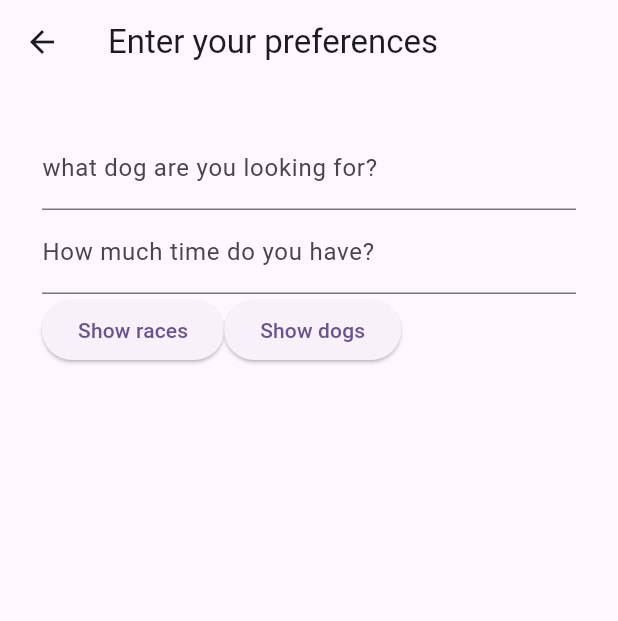
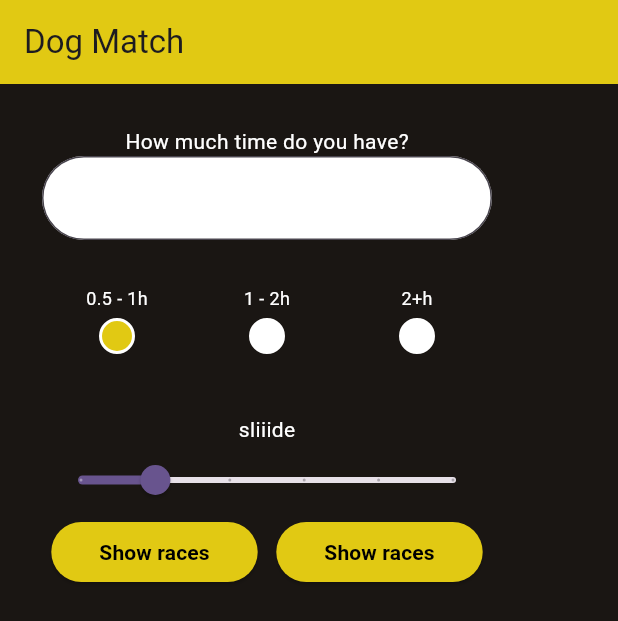
Before and after one commit to patrick-bedkowski/DogMatch-ZPDS, a Flutter app: the screen it shows after launch, after a tap on "Looking for a dog", on a phone screen of 412 x 824 dp. Shown: the top 621 px of the screen. Run offline on Flutter 3.47's test engine with Material 3 defaults, Android fonts, the phone set to English and light mode, and no system bars.

Commit message:
initial design

```diff
--- a/FE/dog_match/lib/main.dart
+++ b/FE/dog_match/lib/main.dart
@@ -13,10 +13,21 @@ class MyApp extends StatelessWidget {
     return MaterialApp(
       title: 'Flutter Demo',
       theme: ThemeData(
+        appBarTheme:
+            AppBarTheme(backgroundColor: Color.fromARGB(255, 225, 201, 19)),
         colorScheme: ColorScheme.fromSeed(seedColor: Colors.deepPurple),
+        primaryColor: Color.fromARGB(255, 225, 201, 19),
+        scaffoldBackgroundColor: Color.fromARGB(255, 26, 22, 19),
+        buttonTheme: ButtonThemeData(
+            colorScheme: ColorScheme.fromSeed(seedColor: Colors.amber)),
         useMaterial3: true,
+        textTheme: const TextTheme(
+          // displayMedium: TextStyle(color: Color.fromARGB(255, 26, 22, 19)),
+          labelSmall: TextStyle(color: Colors.white),
+          bodyMedium: TextStyle(color: Colors.white),
+        ),
       ),
-      home: const MainScreenPage(title: 'Flutter Demo Home Page'),
+      home: const MainScreenPage(title: 'Dog Match Home Page'),
     );
   }
 }
--- a/FE/dog_match/lib/screens/giving_up_form.dart
+++ b/FE/dog_match/lib/screens/giving_up_form.dart
@@ -14,6 +14,7 @@ class _GivingUpFormPageState extends State<GivingUpFormPage> {
     return Scaffold(
       appBar: AppBar(
         title: Text("Describe your dog"),
+        automaticallyImplyLeading: false,
       ),
       body: Form(
         child: Padding(
--- a/FE/dog_match/lib/screens/looking_form.dart
+++ b/FE/dog_match/lib/screens/looking_form.dart
@@ -1,59 +1,117 @@
 import 'package:dog_match/screens/recommended_dogs.dart';
+import 'package:dog_match/utils/widgets/primary_button.dart';
+import 'package:dog_match/utils/widgets/radio_input.dart';
+import 'package:dog_match/utils/widgets/slider.dart';
+import 'package:dog_match/utils/widgets/text_input.dart';
 import 'package:flutter/material.dart';
 
 class LookingFormPage extends StatefulWidget {
-  const LookingFormPage({super.key});
+  LookingFormPage({super.key});
 
   @override
   State<LookingFormPage> createState() => _LookingFormPageState();
 }
 
+enum time { low, medium, high }
+
 class _LookingFormPageState extends State<LookingFormPage> {
+  final labels = ["0.5 - 1h", "1 - 2h", "2+h"];
+  final timeValues = [time.low, time.medium, time.high];
+  time? selectedTime = time.low;
+  String _enteredText = "";
+  double _currentSliderValue = 20;
+
+  final _formKey = GlobalKey<FormState>();
   @override
   Widget build(BuildContext context) {
     return Scaffold(
       appBar: AppBar(
-        title: Text("Enter your preferences"),
+        title: Text("Dog Match"),
+        automaticallyImplyLeading: false,
       ),
       body: Form(
+        key: _formKey,
         child: Padding(
           padding: const EdgeInsets.all(28.0),
+          child: Container(
+            width: 300,
             child: Column(
               children: [
-              TextFormField(
-                decoration: InputDecoration(
-                    label: Text("what dog are you looking for?")),
+                TextInput(
+                  onSave: (val) {
+                    setState(() {
+                      _enteredText = val!;
+                    });
+                  },
+                  validate: (value) {
+                    if (value == null ||
+                        value.isEmpty ||
+                        value.trim().length <= 1 ||
+                        value.trim().length > 50) {
+                      return "Must be between 1 and 50 characters";
+                    }
+                    return null;
+                  },
                 ),
-              TextFormField(
-                decoration:
-                    InputDecoration(label: Text("How much time do you have?")),
+                SizedBox(
+                  height: 30,
                 ),
+                radioInput<time>(
+                    values: timeValues,
+                    gruopValue: selectedTime,
+                    labels: labels,
+                    onChange: (val) {
+                      setState(() {
+                        selectedTime = val;
+                      });
+                    }),
+                SizedBox(
+                  height: 30,
+                ),
+                SizedBox(
+                  height: 10,
+                ),
+                SliderInput(
+                    currentValue: _currentSliderValue,
+                    onChange: (double value) {
+                      setState(() {
+                        _currentSliderValue = value;
+                      });
+                    }),
                 Row(
+                  mainAxisAlignment: MainAxisAlignment.spaceAround,
                   children: [
-                  ElevatedButton(
-                      onPressed: () {
+                    primaryButton(
+                      text: "Show races",
+                      onPress: () {
+                        if (_formKey.currentState!.validate()) {
                           Navigator.of(context).push(
                             MaterialPageRoute(
                                 builder: (BuildContext context) =>
                                     const RecommendedDogsPage()),
                           );
+                        }
                       },
-                      child: Text("Show races")),
-                  ElevatedButton(
-                      onPressed: () {
+                    ),
+                    primaryButton(
+                      text: "Show dogs",
+                      onPress: () {
+                        if (_formKey.currentState!.validate()) {
                           Navigator.of(context).push(
                             MaterialPageRoute(
                                 builder: (BuildContext context) =>
                                     const RecommendedDogsPage()),
                           );
+                        }
                       },
-                      child: Text("Show dogs")),
+                    ),
                   ],
                 ),
               ],
             ),
           ),
         ),
+      ),
     );
   }
 }
--- a/FE/dog_match/lib/screens/main_screen.dart
+++ b/FE/dog_match/lib/screens/main_screen.dart
@@ -24,7 +24,6 @@ class _MainScreenPageState extends State<MainScreenPage> {
   Widget build(BuildContext context) {
     return Scaffold(
       appBar: AppBar(
-        backgroundColor: Theme.of(context).colorScheme.inversePrimary,
         title: Text(widget.title),
       ),
       body: Center(
@@ -46,7 +45,7 @@ class _MainScreenPageState extends State<MainScreenPage> {
                       Navigator.of(context).push(
                         MaterialPageRoute(
                             builder: (BuildContext context) =>
-                                const LookingFormPage()),
+                                LookingFormPage()),
                       );
                     },
                     child: Text("Looking for a dog")),
--- a/FE/dog_match/lib/screens/my_dogs.dart
+++ b/FE/dog_match/lib/screens/my_dogs.dart
@@ -27,7 +27,7 @@ class MyDogsPage extends StatelessWidget {
                         builder: (BuildContext context) => const ShowDogPage()),
                   );
                 },
-                child: Text("Dog 1"))
+                child: Text("Dog 2"))
           ],
         ));
   }
--- /dev/null
+++ b/FE/dog_match/lib/utils/widgets/primary_button.dart
@@ -0,0 +1,23 @@
+import 'package:flutter/material.dart';
+
+class primaryButton extends StatelessWidget {
+  primaryButton({super.key, required this.text, required this.onPress});
+
+  String text;
+  void Function() onPress;
+
+  @override
+  Widget build(BuildContext context) {
+    return ElevatedButton(
+        onPressed: onPress,
+        style: ElevatedButton.styleFrom(
+            backgroundColor: Theme.of(context).primaryColor),
+        child: const Padding(
+          padding: EdgeInsets.symmetric(horizontal: 8.0, vertical: 10.0),
+          child: Text(
+            "Show races",
+            style: TextStyle(color: Colors.black, fontWeight: FontWeight.bold),
+          ),
+        ));
+  }
+}
--- /dev/null
+++ b/FE/dog_match/lib/utils/widgets/radio_input.dart
@@ -0,0 +1,59 @@
+import 'package:flutter/material.dart';
+import 'package:flutter/widgets.dart';
+
+class radioInput<T> extends StatelessWidget {
+  radioInput(
+      {super.key,
+      required this.values,
+      required this.gruopValue,
+      required this.labels,
+      required this.onChange});
+
+  final List<T> values;
+  final T? gruopValue;
+  final List<String> labels;
+  void Function(T?) onChange;
+
+  @override
+  Widget build(BuildContext context) {
+    return Row(
+      mainAxisSize: MainAxisSize.min,
+      children: [
+        for (var i = 0; i < values.length; i++)
+          Container(
+            width: 100,
+            child: Column(children: [
+              Text(
+                labels[i],
+                style: TextStyle(
+                    fontSize: 12,
+                    color: Theme.of(context).textTheme.labelSmall!.color),
+              ),
+              SizedBox(
+                height: 5,
+              ),
+              GestureDetector(
+                onTap: () {
+                  onChange(values[i]);
+                },
+                child: Container(
+                  width: 24,
+                  height: 24,
+                  decoration: BoxDecoration(
+                    shape: BoxShape.circle,
+                    color: gruopValue == values[i]
+                        ? Theme.of(context).primaryColor
+                        : Colors.white,
+                    border: Border.all(
+                      color: Colors.white,
+                      width: 2,
+                    ),
+                  ),
+                ),
+              ),
+            ]),
+          ),
+      ],
+    );
+  }
+}
--- /dev/null
+++ b/FE/dog_match/lib/utils/widgets/slider.dart
@@ -0,0 +1,28 @@
+import 'package:flutter/material.dart';
+
+class SliderInput extends StatelessWidget {
+  SliderInput({super.key, required this.currentValue, required this.onChange});
+
+  double currentValue;
+  void Function(double) onChange;
+
+  @override
+  Widget build(BuildContext context) {
+    return Column(
+      children: [
+        Text(
+          "sliiide",
+          style:
+              TextStyle(color: Theme.of(context).textTheme.labelSmall!.color),
+        ),
+        Slider(
+          value: currentValue,
+          max: 100,
+          divisions: 5,
+          label: currentValue.round().toString(),
+          onChanged: onChange,
+        ),
+      ],
+    );
+  }
+}
--- /dev/null
+++ b/FE/dog_match/lib/utils/widgets/text_input.dart
@@ -0,0 +1,55 @@
+import 'package:flutter/material.dart';
+import 'package:flutter/widgets.dart';
+
+class TextInput extends StatelessWidget {
+  TextInput({
+    super.key,
+    this.keyboardType,
+    this.maxLength,
+    required this.onSave,
+    this.validate,
+  });
+
+  TextInputType? keyboardType = TextInputType.text;
+  int? maxLength = 50;
+  void Function(String?) onSave;
+  String? Function(String?)? validate;
+
+  @override
+  Widget build(BuildContext context) {
+    return Container(
+      child: Column(
+        children: [
+          const Text(
+            "How much time do you have?",
+            // style: TextStyle(color: Colors.white),
+          ),
+          TextFormField(
+              validator: validate,
+              onSaved: onSave,
+              keyboardType: TextInputType.text,
+              maxLength: maxLength,
+              style:
+                  TextStyle(color: Theme.of(context).scaffoldBackgroundColor),
+              decoration: InputDecoration(
+                filled: true,
+                fillColor: Colors.white,
+                errorBorder: OutlineInputBorder(
+                  borderRadius: BorderRadius.circular(50),
+                  borderSide: const BorderSide(
+                      color: Color.fromARGB(255, 188, 34, 23), width: 3.0),
+                ),
+                focusedBorder: OutlineInputBorder(
+                  borderRadius: BorderRadius.circular(50),
+                  borderSide: BorderSide(
+                      color: Theme.of(context).primaryColor, width: 3.0),
+                ),
+                border: OutlineInputBorder(
+                  borderRadius: BorderRadius.circular(50),
+                ),
+              ))
+        ],
+      ),
+    );
+  }
+}
```
Also changed, not shown: FE/dog_match/lib/utils/widgets/textarea.dart (added). Lines whose indentation alone changed are shown as unchanged.
